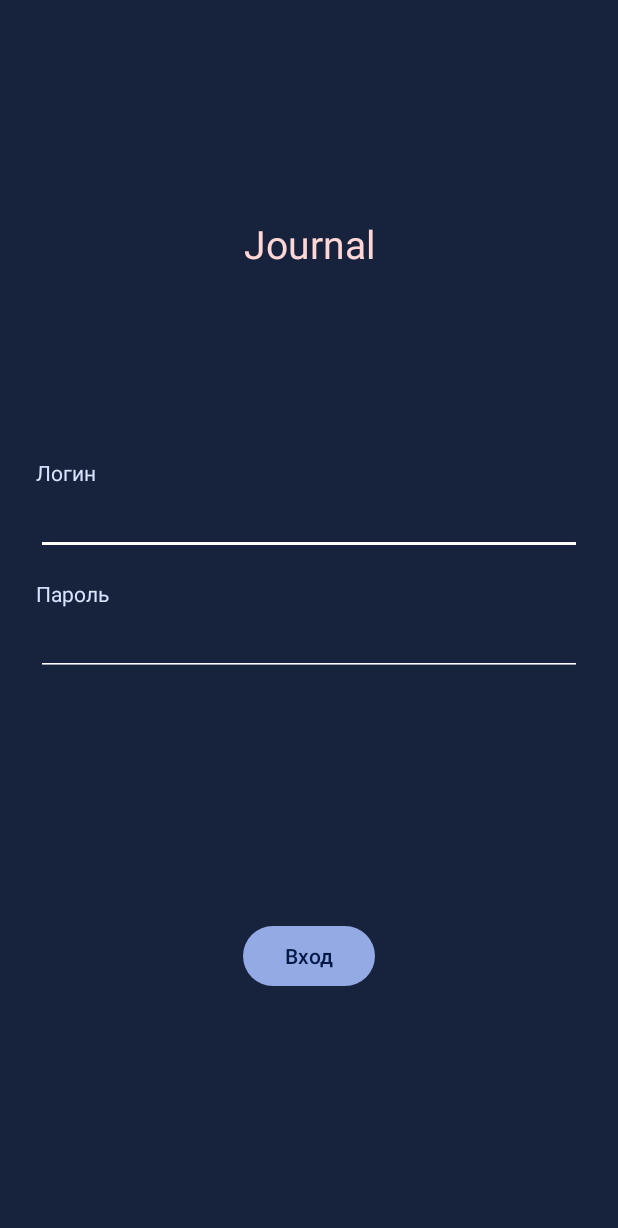
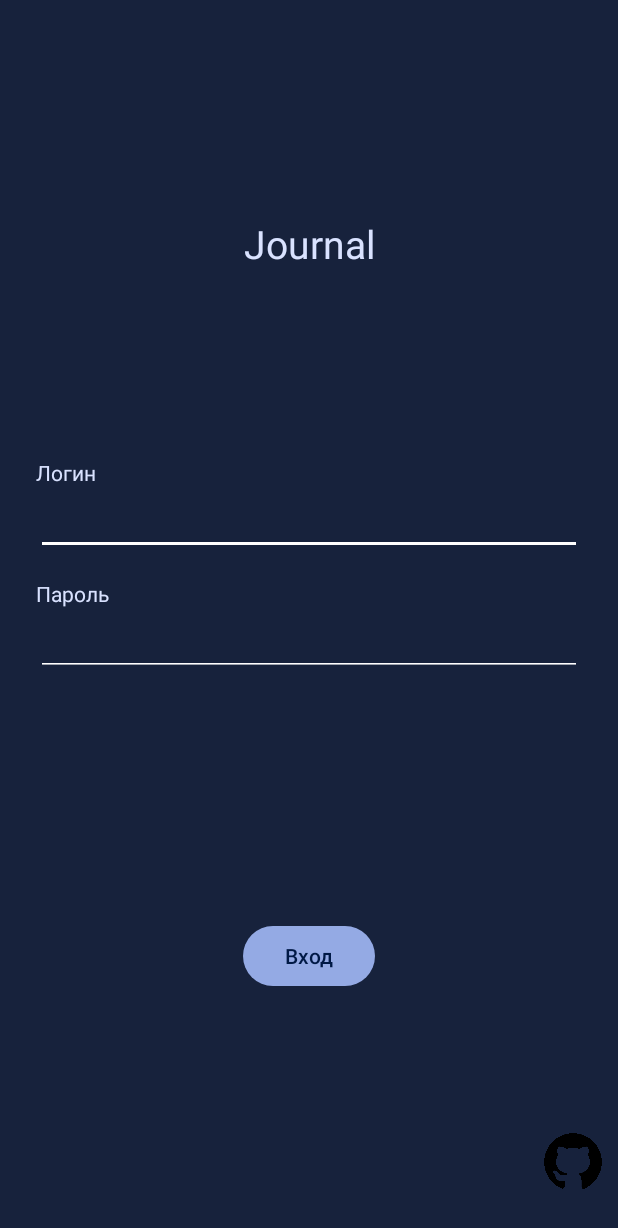
Before and after one commit to 0mnr0/JournalMini, an Android app: the screen it shows after launch (MainActivity), on a phone screen of 412 x 824 dp. Shown: the top 1228 px of the screen. Run offline under Robolectric (Android 15) with nearby library versions, the phone set to English and light mode, and no system bars; libraries missing offline, so code that uses them is left out: com.mackhartley.roundedprogressbar, com.mikhaellopez.circularprogressbar; plain views replace CircularProgressBar, RoundedProgressBar; pictures from the network do not load; Roboto replaces fonts that are not available here; 6 statements that could not run were skipped.

Commit message:
Some design improvements

```diff
--- a/app/src/main/java/com/svl/journalmini/MainActivity.java
+++ b/app/src/main/java/com/svl/journalmini/MainActivity.java
@@ -3,9 +3,11 @@ package com.svl.journalmini;
 import android.annotation.SuppressLint;
 import android.appwidget.AppWidgetManager;
 import android.content.ComponentName;
+import android.content.Intent;
 import android.content.SharedPreferences;
 import android.content.res.ColorStateList;
 import android.graphics.Color;
+import android.net.Uri;
 import android.os.Build;
 import android.os.Bundle;
 import android.os.Handler;
@@ -43,6 +45,7 @@ import com.mikhaellopez.circularprogressbar.CircularProgressBar;
 import org.json.JSONArray;
 import org.json.JSONException;
 import org.json.JSONObject;
+import org.w3c.dom.Text;
 
 import java.lang.reflect.Type;
 import java.util.ArrayList;
@@ -73,6 +76,10 @@ public class MainActivity extends AppCompatActivity {
     private StudentAdapter Studapter;
     private List<Student> studentList;
 
+    public void OpenRepository(View view){
+        Intent browserIntent = new Intent(Intent.ACTION_VIEW, Uri.parse("https://github.com/0mnr0/JournalMini/releases/tag/Public"));
+        startActivity(browserIntent);
+    }
 
     public void showtoast(Object text){
         Toast.makeText(getApplicationContext(), text.toString(),
@@ -83,6 +90,8 @@ public class MainActivity extends AppCompatActivity {
         Button SheduleAndExams = findViewById(R.id.SheduleAndExams);
         SheduleAndExams.setBackgroundColor(GetMonetViewBackground());
         SheduleAndExams.setTextColor(GetMonetLite());
+        TextView JournalText = findViewById(R.id.JournalPreview);
+        JournalText.setTextColor(GetMonetLite());
 
     }
 
--- a/app/src/main/res/layout/activity_main.xml
+++ b/app/src/main/res/layout/activity_main.xml
@@ -76,6 +76,7 @@
         android:layout_width="wrap_content"
         android:layout_height="wrap_content"
         android:cursorVisible="false"
+        android:padding="10dp"
         android:text="Вход"
         app:layout_constraintBottom_toBottomOf="parent"
         app:layout_constraintEnd_toEndOf="parent"
@@ -88,7 +89,7 @@
         android:layout_height="wrap_content"
         android:textColor="@color/white"
         app:layout_constraintBottom_toTopOf="@+id/progressBar"
-        app:layout_constraintEnd_toEndOf="parent"
+        app:layout_constraintEnd_toStartOf="@+id/imageView2"
         app:layout_constraintHorizontal_bias="0.498"
         app:layout_constraintStart_toStartOf="parent" />
 
@@ -96,17 +97,15 @@
         android:id="@+id/EnterGroup"
         android:layout_width="wrap_content"
         android:layout_height="wrap_content"
-        app:constraint_referenced_ids="JournalPreview,LoginText,LoginID,PasswordText,PasswordID,ButtonLogin"
-        tools:ignore="NotSibling"
-        tools:visibility="gone" />
+        app:constraint_referenced_ids="JournalPreview,LoginText,LoginID,PasswordText,PasswordID,ButtonLogin,imageView,imageView2"
+        tools:ignore="NotSibling" />
 
     <androidx.constraintlayout.widget.Group
         android:id="@+id/InAccountGroup"
         android:layout_width="wrap_content"
         android:layout_height="wrap_content"
         android:visibility="gone"
-        app:constraint_referenced_ids="AccountBlock,MainPageLaypout"
-        tools:visibility="visible" />
+        app:constraint_referenced_ids="AccountBlock,MainPageLaypout" />
 
     <ProgressBar
         android:id="@+id/progressBar"
@@ -616,4 +615,15 @@
             app:layout_constraintGuide_percent="0.75" />
     </androidx.constraintlayout.widget.ConstraintLayout>
 
+    <ImageView
+        android:id="@+id/imageView2"
+        android:layout_width="40dp"
+        android:layout_height="40dp"
+        android:layout_marginRight="10dp"
+        android:layout_marginBottom="10dp"
+        android:onClick="OpenRepository"
+        app:layout_constraintBottom_toTopOf="@+id/ErrorText"
+        app:layout_constraintEnd_toEndOf="parent"
+        app:srcCompat="@drawable/github" />
+
 </androidx.constraintlayout.widget.ConstraintLayout>
```
Also changed, not shown: app/src/main/res/drawable/github.png (added).
